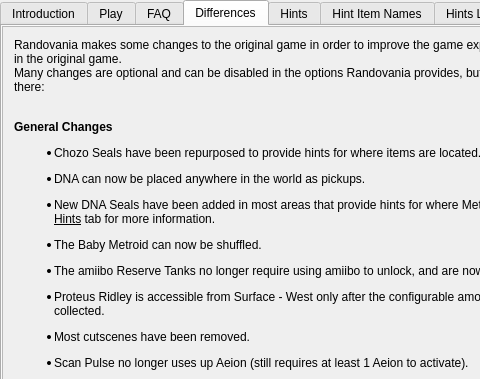
Above: randovania/gui/ui_files/games_tab_samusreturns_widget.ui from randovania/randovania before the change; both pictures show x 0 to 480 and y 0 to 379 of the 671 by 675 pixel window. Below: the same form after it.
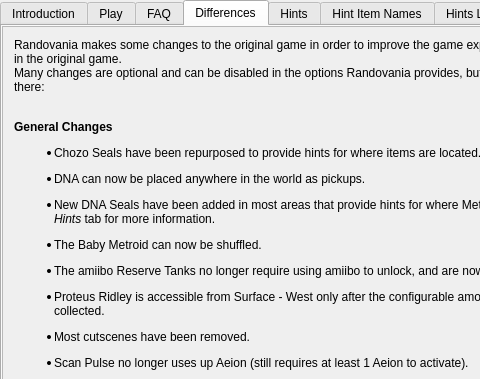
That is the form after the change. The open tabs and pages were chosen to show the change. Custom widgets are drawn as their Qt base class.

```diff
--- a/randovania/gui/ui_files/games_tab_samusreturns_widget.ui
+++ b/randovania/gui/ui_files/games_tab_samusreturns_widget.ui
@@ -158,7 +158,7 @@
      <item>
       <widget class="QLabel" name="differences_label">
        <property name="text">
-        <string>&lt;html&gt;&lt;head/&gt;&lt;body&gt;&lt;p&gt;Randovania makes some changes to the original game in order to improve the game experience or to simply fix bugs in the original game.&lt;br/&gt;Many changes are optional and can be disabled in the options Randovania provides, but the following are &lt;span style=&quot; font-weight:600;&quot;&gt;always&lt;/span&gt; there:&lt;/p&gt;&lt;p&gt;&lt;br/&gt;&lt;span style=&quot; font-weight:600;&quot;&gt;General Changes&lt;/span&gt;&lt;/p&gt;&lt;ul style=&quot;margin-top: 0px; margin-bottom: 0px; margin-left: 0px; margin-right: 0px; -qt-list-indent: 1;&quot;&gt;&lt;li style=&quot; margin-top:12px; margin-bottom:0px; margin-left:0px; margin-right:0px; -qt-block-indent:0; text-indent:0px;&quot;&gt;Chozo Seals have been repurposed to provide hints for where items are located.&lt;/li&gt;&lt;/ul&gt;&lt;ul style=&quot;margin-top: 0px; margin-bottom: 0px; margin-left: 0px; margin-right: 0px; -qt-list-indent: 1;&quot;&gt;&lt;li style=&quot; margin-top:12px; margin-bottom:0px; margin-left:0px; margin-right:0px; -qt-block-indent:0; text-indent:0px;&quot;&gt;DNA can now be placed anywhere in the world as pickups.&lt;/li&gt;&lt;ul style=&quot;margin-top: 0px; margin-bottom: 0px; margin-left: 0px; margin-right: 0px; -qt-list-indent: 1;&quot;&gt;&lt;li style=&quot; margin-top:12px; margin-bottom:0px; margin-left:0px; margin-right:0px; -qt-block-indent:0; text-indent:0px;&quot;&gt;New DNA Seals have been added in most areas that provide hints for where Metroid DNA is located. See the &lt;span style=&quot; text-decoration: underline;&quot;&gt;Hints&lt;/span&gt; tab for more information.&lt;/li&gt;&lt;/ul&gt;&lt;li style=&quot; margin-top:12px; margin-bottom:0px; margin-left:0px; margin-right:0px; -qt-block-indent:0; text-indent:0px;&quot;&gt;The Baby Metroid can now be shuffled.&lt;/li&gt;&lt;/ul&gt;&lt;ul style=&quot;margin-top: 0px; margin-bottom: 0px; margin-left: 0px; margin-right: 0px; -qt-list-indent: 1;&quot;&gt;&lt;li style=&quot; margin-top:12px; margin-bottom:0px; margin-left:0px; margin-right:0px; -qt-block-indent:0; text-indent:0px;&quot;&gt;The amiibo Reserve Tanks no longer require using amiibo to unlock, and are now shuffleable as pickups.&lt;/li&gt;&lt;li style=&quot; margin-top:12px; margin-bottom:0px; margin-left:0px; margin-right:0px; -qt-block-indent:0; text-indent:0px;&quot;&gt;Proteus Ridley is accessible from Surface - West only after the configurable amount of Metroid DNA has been collected.&lt;/li&gt;&lt;li style=&quot; margin-top:12px; margin-bottom:0px; margin-left:0px; margin-right:0px; -qt-block-indent:0; text-indent:0px;&quot;&gt;Most cutscenes have been removed.&lt;/li&gt;&lt;li style=&quot; margin-top:12px; margin-bottom:0px; margin-left:0px; margin-right:0px; -qt-block-indent:0; text-indent:0px;&quot;&gt;Scan Pulse no longer uses up Aeion (still requires at least 1 Aeion to activate).&lt;/li&gt;&lt;li style=&quot; margin-top:12px; margin-bottom:0px; margin-left:0px; margin-right:0px; -qt-block-indent:0; text-indent:0px;&quot;&gt;Warp to Start has been added. Cancel the save prompt at a Save Station or the Ship to warp back to your starting location.&lt;/li&gt;&lt;/ul&gt;&lt;ul style=&quot;margin-top: 0px; margin-bottom: 0px; margin-left: 0px; margin-right: 0px; -qt-list-indent: 1;&quot;&gt;&lt;li style=&quot; margin-top:12px; margin-bottom:0px; margin-left:0px; margin-right:0px; -qt-block-indent:0; text-indent:0px;&quot;&gt;Collecting a tank refills that ammo type to maximum capacity.&lt;/li&gt;&lt;/ul&gt;&lt;p&gt;&lt;span style=&quot; font-weight:600;&quot;&gt;Enemy Changes&lt;/span&gt;&lt;/p&gt;&lt;ul style=&quot;margin-top: 0px; margin-bottom: 0px; margin-left: 0px; margin-right: 0px; -qt-list-indent: 1;&quot;&gt;&lt;li style=&quot; margin-top:12px; margin-bottom:0px; margin-left:0px; margin-right:0px; -qt-block-indent:0; text-indent:0px;&quot;&gt;Metroids now can drop any item instead of just DNA.&lt;/li&gt;&lt;/ul&gt;&lt;ul style=&quot;margin-top: 0px; margin-bottom: 0px; margin-left: 0px; margin-right: 0px; -qt-list-indent: 1;&quot;&gt;&lt;li style=&quot; margin-top:12px; margin-bottom:0px; margin-left:0px; margin-right:0px; -qt-block-indent:0; text-indent:0px;&quot;&gt;The fleeing Gamma Metroids no longer flee after taking a certain amount of damage. They also always spawn in the same location rather than being random.&lt;/li&gt;&lt;/ul&gt;&lt;ul style=&quot;margin-top: 0px; margin-bottom: 0px; margin-left: 0px; margin-right: 0px; -qt-list-indent: 1;&quot;&gt;&lt;li style=&quot; margin-top:12px; margin-bottom:0px; margin-left:0px; margin-right:0px; -qt-block-indent:0; text-indent:0px;&quot;&gt;Power Bomb drop chances from enemies has been slightly increased.&lt;/li&gt;&lt;li style=&quot; margin-top:12px; margin-bottom:0px; margin-left:0px; margin-right:0px; -qt-block-indent:0; text-indent:0px;&quot;&gt;Beams have been rebalanced against Proteus Ridley.&lt;/li&gt;&lt;/ul&gt;&lt;p&gt;&lt;span style=&quot; font-weight:600;&quot;&gt;Room Changes&lt;/span&gt;&lt;/p&gt;&lt;ul style=&quot;margin-top: 0px; margin-bottom: 0px; margin-left: 0px; margin-right: 0px; -qt-list-indent: 1;&quot;&gt;&lt;li style=&quot; margin-top:12px; margin-bottom:0px; margin-left:0px; margin-right:0px; -qt-block-indent:0; text-indent:0px;&quot;&gt;The hazardous liquid that prevents leaving areas early has been removed.&lt;/li&gt;&lt;/ul&gt;&lt;ul style=&quot;margin-top: 0px; margin-bottom: 0px; margin-left: 0px; margin-right: 0px; -qt-list-indent: 1;&quot;&gt;&lt;li style=&quot; margin-top:12px; margin-bottom:0px; margin-left:0px; margin-right:0px; -qt-block-indent:0; text-indent:0px;&quot;&gt;All designated heat rooms are now properly heated.&lt;/li&gt;&lt;/ul&gt;&lt;ul style=&quot;margin-top: 0px; margin-bottom: 0px; margin-left: 0px; margin-right: 0px; -qt-list-indent: 1;&quot;&gt;&lt;li style=&quot; margin-top:12px; margin-bottom:0px; margin-left:0px; margin-right:0px; -qt-block-indent:0; text-indent:0px;&quot;&gt;The Diggernaut Chase sequence has been removed and the corresponding rooms have been set to their post-chase state.&lt;/li&gt;&lt;li style=&quot; margin-top:12px; margin-bottom:0px; margin-left:0px; margin-right:0px; -qt-block-indent:0; text-indent:0px;&quot;&gt;The wall blocking the Landing Site from Surface - East after defeating the Queen has been removed.&lt;/li&gt;&lt;li style=&quot; margin-top:12px; margin-bottom:0px; margin-left:0px; margin-right:0px; -qt-block-indent:0; text-indent:0px;&quot;&gt;In the vanilla game, the Surface area where Proteus Ridley resides is a separate map from the starting Surface. These are normally not connected. This has been changed to warp the player to the other Surface map by passing the Baby blocks in the Landing Site. Once enough DNA is collected to access Ridley, you can no longer warp from Surface West to Surface East.&lt;/li&gt;&lt;/ul&gt;&lt;p&gt;&lt;span style=&quot; font-weight:600;&quot;&gt;Door Changes&lt;/span&gt;&lt;/p&gt;&lt;ul style=&quot;margin-top: 0px; margin-bottom: 0px; margin-left: 0px; margin-right: 0px; -qt-list-indent: 1;&quot;&gt;&lt;li style=&quot; margin-top:12px; margin-bottom:0px; margin-left:0px; margin-right:0px; -qt-block-indent:0; text-indent:0px;&quot;&gt;Most Charge Beam doors at the entrance and exit of every area have been changed to Power Beam doors, excluding Area 4 - Crystal Mines and Area 6.&lt;/li&gt;&lt;li style=&quot; margin-top:12px; margin-bottom:0px; margin-left:0px; margin-right:0px; -qt-block-indent:0; text-indent:0px;&quot;&gt;Most beam doors are now double-sided. This simplifies traversing through areas in reverse.&lt;/li&gt;&lt;li style=&quot; margin-top:12px; margin-bottom:0px; margin-left:0px; margin-right:0px; -qt-block-indent:0; text-indent:0px;&quot;&gt;Some one-way doors are now two-way to prevent softlocks or make traversal less restrictive. These include: &lt;br/&gt;&lt;br/&gt;&lt;span style=&quot; font-weight:600;&quot;&gt;Area 1&lt;/span&gt;&lt;br/&gt;&lt;ul type=&quot;circle&quot; style=&quot;margin-top: 0px; margin-bottom: 0px; margin-left: 0px; margin-right: 0px; -qt-list-indent: 2;&quot;&gt;&lt;li style=&quot; margin-top:0px; margin-bottom:0px; margin-left:0px; margin-right:0px; -qt-block-indent:0; text-indent:0px;&quot;&gt;Bomb Chamber to Bomb Chamber Access&lt;/li&gt;&lt;/ul&gt;&lt;/li&gt;&lt;/ul&gt;&lt;ul type=&quot;circle&quot; style=&quot;margin-top: 0px; margin-bottom: 0px; margin-left: 0px; margin-right: 0px; -qt-list-indent: 2;&quot;&gt;&lt;li style=&quot; margin-top:0px; margin-bottom:0px; margin-left:0px; margin-right:0px; -qt-block-indent:0; text-indent:0px;&quot;&gt;Temple Exterior to Inner Temple East Hall &lt;/li&gt;&lt;/ul&gt;&lt;/body&gt;&lt;/html&gt;</string>
+        <string>&lt;html&gt;&lt;head/&gt;&lt;body&gt;&lt;p&gt;Randovania makes some changes to the original game in order to improve the game experience or to simply fix bugs in the original game.&lt;br/&gt;Many changes are optional and can be disabled in the options Randovania provides, but the following are &lt;span style=&quot; font-weight:600;&quot;&gt;always&lt;/span&gt; there:&lt;/p&gt;&lt;p&gt;&lt;br/&gt;&lt;span style=&quot; font-weight:600;&quot;&gt;General Changes&lt;/span&gt;&lt;/p&gt;&lt;ul style=&quot;margin-top: 0px; margin-bottom: 0px; margin-left: 0px; margin-right: 0px; -qt-list-indent: 1;&quot;&gt;&lt;li style=&quot; margin-top:12px; margin-bottom:0px; margin-left:0px; margin-right:0px; -qt-block-indent:0; text-indent:0px;&quot;&gt;Chozo Seals have been repurposed to provide hints for where items are located.&lt;/li&gt;&lt;/ul&gt;&lt;ul style=&quot;margin-top: 0px; margin-bottom: 0px; margin-left: 0px; margin-right: 0px; -qt-list-indent: 1;&quot;&gt;&lt;li style=&quot; margin-top:12px; margin-bottom:0px; margin-left:0px; margin-right:0px; -qt-block-indent:0; text-indent:0px;&quot;&gt;DNA can now be placed anywhere in the world as pickups.&lt;/li&gt;&lt;ul style=&quot;margin-top: 0px; margin-bottom: 0px; margin-left: 0px; margin-right: 0px; -qt-list-indent: 1;&quot;&gt;&lt;li style=&quot; margin-top:12px; margin-bottom:0px; margin-left:0px; margin-right:0px; -qt-block-indent:0; text-indent:0px;&quot;&gt;New DNA Seals have been added in most areas that provide hints for where Metroid DNA is located. See the &lt;span style=&quot; font-style:italic;&quot;&gt;Hints&lt;/span&gt; tab for more information.&lt;/li&gt;&lt;/ul&gt;&lt;li style=&quot; margin-top:12px; margin-bottom:0px; margin-left:0px; margin-right:0px; -qt-block-indent:0; text-indent:0px;&quot;&gt;The Baby Metroid can now be shuffled.&lt;/li&gt;&lt;/ul&gt;&lt;ul style=&quot;margin-top: 0px; margin-bottom: 0px; margin-left: 0px; margin-right: 0px; -qt-list-indent: 1;&quot;&gt;&lt;li style=&quot; margin-top:12px; margin-bottom:0px; margin-left:0px; margin-right:0px; -qt-block-indent:0; text-indent:0px;&quot;&gt;The amiibo Reserve Tanks no longer require using amiibo to unlock, and are now shuffleable as pickups.&lt;/li&gt;&lt;li style=&quot; margin-top:12px; margin-bottom:0px; margin-left:0px; margin-right:0px; -qt-block-indent:0; text-indent:0px;&quot;&gt;Proteus Ridley is accessible from Surface - West only after the configurable amount of Metroid DNA has been collected.&lt;/li&gt;&lt;li style=&quot; margin-top:12px; margin-bottom:0px; margin-left:0px; margin-right:0px; -qt-block-indent:0; text-indent:0px;&quot;&gt;Most cutscenes have been removed.&lt;/li&gt;&lt;li style=&quot; margin-top:12px; margin-bottom:0px; margin-left:0px; margin-right:0px; -qt-block-indent:0; text-indent:0px;&quot;&gt;Scan Pulse no longer uses up Aeion (still requires at least 1 Aeion to activate).&lt;/li&gt;&lt;li style=&quot; margin-top:12px; margin-bottom:0px; margin-left:0px; margin-right:0px; -qt-block-indent:0; text-indent:0px;&quot;&gt;Warp to Start has been added. Cancel the save prompt at a Save Station or the Ship to warp back to your starting location.&lt;/li&gt;&lt;/ul&gt;&lt;ul style=&quot;margin-top: 0px; margin-bottom: 0px; margin-left: 0px; margin-right: 0px; -qt-list-indent: 1;&quot;&gt;&lt;li style=&quot; margin-top:12px; margin-bottom:0px; margin-left:0px; margin-right:0px; -qt-block-indent:0; text-indent:0px;&quot;&gt;Collecting a tank refills that ammo type to maximum capacity.&lt;/li&gt;&lt;/ul&gt;&lt;p&gt;&lt;span style=&quot; font-weight:600;&quot;&gt;Enemy Changes&lt;/span&gt;&lt;/p&gt;&lt;ul style=&quot;margin-top: 0px; margin-bottom: 0px; margin-left: 0px; margin-right: 0px; -qt-list-indent: 1;&quot;&gt;&lt;li style=&quot; margin-top:12px; margin-bottom:0px; margin-left:0px; margin-right:0px; -qt-block-indent:0; text-indent:0px;&quot;&gt;Metroids now can drop any item instead of just DNA.&lt;/li&gt;&lt;/ul&gt;&lt;ul style=&quot;margin-top: 0px; margin-bottom: 0px; margin-left: 0px; margin-right: 0px; -qt-list-indent: 1;&quot;&gt;&lt;li style=&quot; margin-top:12px; margin-bottom:0px; margin-left:0px; margin-right:0px; -qt-block-indent:0; text-indent:0px;&quot;&gt;The fleeing Gamma Metroids no longer flee after taking a certain amount of damage. They also always spawn in the same location rather than being random.&lt;/li&gt;&lt;/ul&gt;&lt;ul style=&quot;margin-top: 0px; margin-bottom: 0px; margin-left: 0px; margin-right: 0px; -qt-list-indent: 1;&quot;&gt;&lt;li style=&quot; margin-top:12px; margin-bottom:0px; margin-left:0px; margin-right:0px; -qt-block-indent:0; text-indent:0px;&quot;&gt;Power Bomb drop chances from enemies has been slightly increased.&lt;/li&gt;&lt;li style=&quot; margin-top:12px; margin-bottom:0px; margin-left:0px; margin-right:0px; -qt-block-indent:0; text-indent:0px;&quot;&gt;Beams have been rebalanced against Proteus Ridley.&lt;/li&gt;&lt;/ul&gt;&lt;p&gt;&lt;span style=&quot; font-weight:600;&quot;&gt;Room Changes&lt;/span&gt;&lt;/p&gt;&lt;ul style=&quot;margin-top: 0px; margin-bottom: 0px; margin-left: 0px; margin-right: 0px; -qt-list-indent: 1;&quot;&gt;&lt;li style=&quot; margin-top:12px; margin-bottom:0px; margin-left:0px; margin-right:0px; -qt-block-indent:0; text-indent:0px;&quot;&gt;The hazardous liquid that prevents leaving areas early has been removed.&lt;/li&gt;&lt;/ul&gt;&lt;ul style=&quot;margin-top: 0px; margin-bottom: 0px; margin-left: 0px; margin-right: 0px; -qt-list-indent: 1;&quot;&gt;&lt;li style=&quot; margin-top:12px; margin-bottom:0px; margin-left:0px; margin-right:0px; -qt-block-indent:0; text-indent:0px;&quot;&gt;All designated heat rooms are now properly heated.&lt;/li&gt;&lt;/ul&gt;&lt;ul style=&quot;margin-top: 0px; margin-bottom: 0px; margin-left: 0px; margin-right: 0px; -qt-list-indent: 1;&quot;&gt;&lt;li style=&quot; margin-top:12px; margin-bottom:0px; margin-left:0px; margin-right:0px; -qt-block-indent:0; text-indent:0px;&quot;&gt;The Diggernaut Chase sequence has been removed and the corresponding rooms have been set to their post-chase state.&lt;/li&gt;&lt;li style=&quot; margin-top:12px; margin-bottom:0px; margin-left:0px; margin-right:0px; -qt-block-indent:0; text-indent:0px;&quot;&gt;The wall blocking the Landing Site from Surface - East after defeating the Queen has been removed.&lt;/li&gt;&lt;li style=&quot; margin-top:12px; margin-bottom:0px; margin-left:0px; margin-right:0px; -qt-block-indent:0; text-indent:0px;&quot;&gt;In the vanilla game, the Surface area where Proteus Ridley resides is a separate map from the starting Surface. These are normally not connected. This has been changed to warp the player to the other Surface map by passing the Baby blocks in the Landing Site. Once enough DNA is collected to access Ridley, you can no longer warp from Surface West to Surface East.&lt;/li&gt;&lt;/ul&gt;&lt;p&gt;&lt;span style=&quot; font-weight:600;&quot;&gt;Door Changes&lt;/span&gt;&lt;/p&gt;&lt;ul style=&quot;margin-top: 0px; margin-bottom: 0px; margin-left: 0px; margin-right: 0px; -qt-list-indent: 1;&quot;&gt;&lt;li style=&quot; margin-top:12px; margin-bottom:0px; margin-left:0px; margin-right:0px; -qt-block-indent:0; text-indent:0px;&quot;&gt;Most Charge Beam doors at the entrance and exit of every area have been changed to Power Beam doors, excluding Area 4 - Crystal Mines and Area 6.&lt;/li&gt;&lt;li style=&quot; margin-top:12px; margin-bottom:0px; margin-left:0px; margin-right:0px; -qt-block-indent:0; text-indent:0px;&quot;&gt;Most beam doors are now double-sided. This simplifies traversing through areas in reverse.&lt;/li&gt;&lt;li style=&quot; margin-top:12px; margin-bottom:0px; margin-left:0px; margin-right:0px; -qt-block-indent:0; text-indent:0px;&quot;&gt;Some one-way doors are now two-way to prevent softlocks or make traversal less restrictive. These include: &lt;br/&gt;&lt;br/&gt;&lt;span style=&quot; font-weight:600;&quot;&gt;Area 1&lt;/span&gt;&lt;br/&gt;&lt;ul type=&quot;circle&quot; style=&quot;margin-top: 0px; margin-bottom: 0px; margin-left: 0px; margin-right: 0px; -qt-list-indent: 2;&quot;&gt;&lt;li style=&quot; margin-top:0px; margin-bottom:0px; margin-left:0px; margin-right:0px; -qt-block-indent:0; text-indent:0px;&quot;&gt;Bomb Chamber to Bomb Chamber Access&lt;/li&gt;&lt;/ul&gt;&lt;/li&gt;&lt;/ul&gt;&lt;ul type=&quot;circle&quot; style=&quot;margin-top: 0px; margin-bottom: 0px; margin-left: 0px; margin-right: 0px; -qt-list-indent: 2;&quot;&gt;&lt;li style=&quot; margin-top:0px; margin-bottom:0px; margin-left:0px; margin-right:0px; -qt-block-indent:0; text-indent:0px;&quot;&gt;Temple Exterior to Inner Temple East Hall &lt;/li&gt;&lt;/ul&gt;&lt;/body&gt;&lt;/html&gt;</string>
        </property>
        <property name="alignment">
         <set>Qt::AlignLeading|Qt::AlignLeft|Qt::AlignTop</set>
```
Left out of the diff: 2 changed lines with no effect on the pictures.
